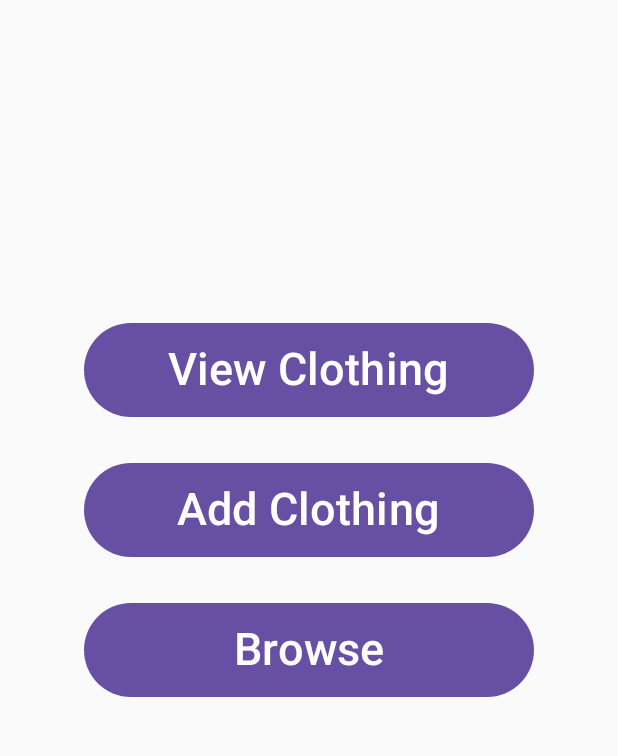
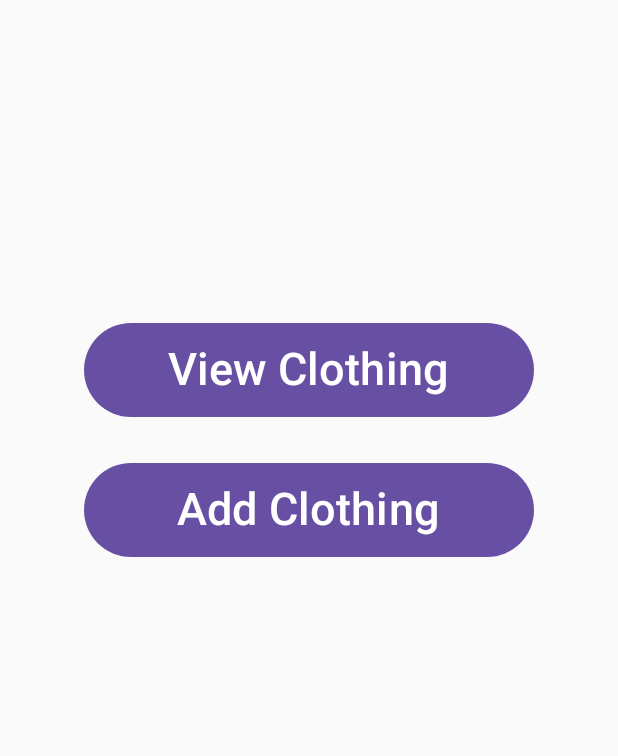
Before and after one commit to jinkim0517/ClothingManagerApp, an Android app built with Jetpack Compose: the screen it shows after launch (MainActivity), on a phone screen of 412 x 824 dp, the part 191-947 px from its top. Run offline under Robolectric (Android 15) with nearby library versions, the phone set to English and light mode, and no system bars; our stand-ins replace Room's generated code.

Commit message:
Removed unnecessary buttons and text displays

```diff
--- a/app/src/main/java/com/example/clothinginventoryapp/ui/MainScreen.kt
+++ b/app/src/main/java/com/example/clothinginventoryapp/ui/MainScreen.kt
@@ -69,21 +69,6 @@ fun MainScreen(navController: NavController,
                     modifier = Modifier.padding(5.dp)
                 )
             }
-
-            Button(
-                onClick = {
-                    navController.navigate(Screen.RemoveScreen.route)
-                },
-                modifier = Modifier
-                    .padding(15.dp)
-                    .width(300.dp),
-            ) {
-                Text(
-                    text = "Browse",
-                    fontSize = 30.sp,
-                    modifier = Modifier.padding(5.dp)
-                )
-            }
         }
     }
 }
--- a/app/src/main/java/com/example/clothinginventoryapp/ui/ViewScreen.kt
+++ b/app/src/main/java/com/example/clothinginventoryapp/ui/ViewScreen.kt
@@ -2,7 +2,6 @@ package com.example.clothinginventoryapp.ui
 
 import android.net.Uri
 import androidx.compose.foundation.clickable
-import androidx.compose.foundation.horizontalScroll
 import androidx.compose.foundation.layout.Arrangement
 import androidx.compose.foundation.layout.Box
 import androidx.compose.foundation.layout.Column
@@ -15,12 +14,10 @@ import androidx.compose.foundation.layout.padding
 import androidx.compose.foundation.layout.size
 import androidx.compose.foundation.lazy.LazyColumn
 import androidx.compose.foundation.lazy.items
-import androidx.compose.foundation.rememberScrollState
 import androidx.compose.material.icons.Icons
 import androidx.compose.material.icons.filled.Delete
 import androidx.compose.material.icons.filled.KeyboardArrowLeft
 import androidx.compose.material.icons.filled.KeyboardArrowUp
-import androidx.compose.material3.Divider
 import androidx.compose.material3.DropdownMenu
 import androidx.compose.material3.DropdownMenuItem
 import androidx.compose.material3.ExperimentalMaterial3Api
@@ -42,14 +39,10 @@ import androidx.compose.runtime.setValue
 import androidx.compose.ui.Alignment
 import androidx.compose.ui.Alignment.Companion.CenterVertically
 import androidx.compose.ui.Modifier
-import androidx.compose.ui.text.style.TextAlign
 import androidx.compose.ui.unit.dp
 import androidx.compose.ui.unit.sp
 import androidx.navigation.NavController
-import androidx.room.TypeConverter
 import coil.compose.AsyncImage
-import com.example.clothinginventoryapp.model.Clothing
-import com.example.clothinginventoryapp.model.ClothingCategory
 import com.example.clothinginventoryapp.persistence.ClothingEvent
 import com.example.clothinginventoryapp.persistence.SortType
 
@@ -167,7 +160,7 @@ fun ViewScreen(navController: NavController,
                                     text = "${clothing.name}",
                                     fontSize = 20.sp
                                 )
-                                Text(text = "$${clothing.price} SIZE: ${clothing.size}, ${clothing.category}, ${clothing.image}", fontSize = 12.sp)
+                                Text(text = "$${clothing.price} SIZE: ${clothing.size}, ${clothing.category}", fontSize = 12.sp)
 
                                 // image here
                                 AsyncImage(
```
